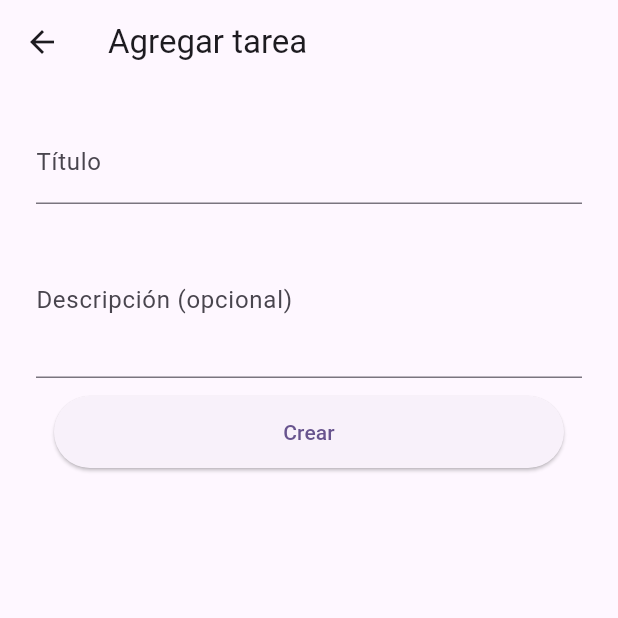
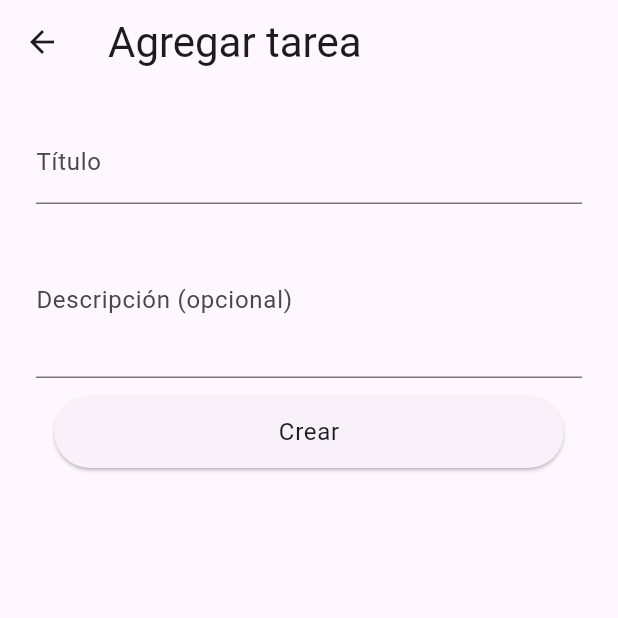
Before and after one commit to hectorvillag/todo_app_flutter, a Flutter app: the screen it shows after launch, after a tap on the "add" icon, on a phone screen of 412 x 824 dp, the top half of it. Run offline on Flutter 3.47's test engine with Material 3 defaults, Android fonts, the phone set to English and light mode, and no system bars; our stand-ins replace bloc, dartz, dropdown_button2, equatable, flutter_bloc, get_it and 3 more; missing offline and left inert: logger_plus; accounts and stored records are empty.

Commit message:
Agregar eliminacion de tareas

```diff
--- a/lib/features/home/home_screen.dart
+++ b/lib/features/home/home_screen.dart
@@ -17,7 +17,10 @@ class HomeScreen extends StatelessWidget {
       )..add(FetchTasksEvent()),
       child: Scaffold(
         appBar: AppBar(
-          title: const Text('Lista de tareas'),
+          title: Text(
+            'Lista de tareas',
+            style: Theme.of(context).textTheme.headlineMedium,
+          ),
         ),
         body: _body(),
         floatingActionButton: const FabAddTask(),
--- a/lib/features/home/tasks_list_view.dart
+++ b/lib/features/home/tasks_list_view.dart
@@ -28,6 +28,9 @@ class _TasksListViewState extends State<TasksListView> {
 
   @override
   Widget build(BuildContext context) {
+    if(widget.tasks.isEmpty){
+      return  Center(child: Text('Sin tareas!',style: Theme.of(context).textTheme.bodyLarge,));
+    }
     return Padding(
         padding: const EdgeInsets.symmetric(horizontal: 24.0),
         child: ListView(
--- a/lib/features/tasks_module/add_task/presentation/add_task_form.dart
+++ b/lib/features/tasks_module/add_task/presentation/add_task_form.dart
@@ -67,7 +67,7 @@ class _AddTaskFormState extends State<AddTaskForm> {
                   }
                   return ElevatedButton(
                     onPressed: submit,
-                    child: const Text('Crear'),
+                    child:  Text('Crear',style: Theme.of(context).textTheme.bodyLarge,),
                   );
                 },
               ),
--- a/lib/features/tasks_module/add_task/presentation/add_task_view.dart
+++ b/lib/features/tasks_module/add_task/presentation/add_task_view.dart
@@ -21,7 +21,8 @@ class _AddTaskViewState extends State<AddTaskView> {
       ),
       child: Scaffold(
         appBar: AppBar(
-          title: const Text('Agregar tarea'),
+          title: Text('Agregar tarea',
+              style: Theme.of(context).textTheme.headlineMedium),
         ),
         body: const SafeArea(
           child: Padding(
--- a/lib/features/tasks_module/tasks_di.dart
+++ b/lib/features/tasks_module/tasks_di.dart
@@ -1,4 +1,5 @@
 import 'package:todo_app_flutter/features/tasks_module/change_task_status/domain/change_task_status.dart';
+import 'package:todo_app_flutter/features/tasks_module/delete_task/domain/delete_task.dart';
 import 'package:todo_app_flutter/features/tasks_module/shared/domain/task_repository.dart';
 import 'package:todo_app_flutter/features/tasks_module/add_task/domain/add_task.dart';
 import 'package:todo_app_flutter/features/tasks_module/list_tasks/domain/fetch_tasks.dart';
@@ -14,4 +15,5 @@ void setupTasksDI() {
   serviceLocator.registerFactory(() => AddTask(serviceLocator(),serviceLocator()));
   serviceLocator.registerLazySingleton(() => ChangeTaskStatus(serviceLocator(), serviceLocator()));
   serviceLocator.registerLazySingleton(() => TasksStreamState());
+  serviceLocator.registerFactory(() => DeleteTask(serviceLocator(), serviceLocator()));
 }
--- a/lib/shared/colors.dart
+++ b/lib/shared/task_app_colors.dart
@@ -2,4 +2,8 @@ import 'package:flutter/material.dart';
 
 class TaskAppColors{
   static const shadow = Colors.grey;
+
+  static const taskBackground = Colors.white;
+
+  static const colorSchemeSeed = Colors.deepPurple;
 }
--- a/lib/todo_app.dart
+++ b/lib/todo_app.dart
@@ -1,5 +1,6 @@
 import 'package:flutter/material.dart';
 import 'package:todo_app_flutter/features/home/home_screen.dart';
+import 'package:todo_app_flutter/shared/task_app_colors.dart';
 
 class TodoApp extends StatelessWidget {
   const TodoApp({super.key});
@@ -9,7 +10,7 @@ class TodoApp extends StatelessWidget {
     return MaterialApp(
       title: 'Flutter Todo App',
       theme: ThemeData(
-        colorScheme: ColorScheme.fromSeed(seedColor: Colors.deepPurple),
+        colorScheme: ColorScheme.fromSeed(seedColor: TaskAppColors.colorSchemeSeed),
         useMaterial3: true,
       ),
       home: const HomeScreen(),
```
Also changed, not shown: lib/features/home/home_task_item.dart (+62 -5 lines), lib/features/tasks_module/delete_task/domain/delete_task.dart (added, +22 -0 lines), lib/features/tasks_module/delete_task/domain/error_deleting_task.dart (added, +7 -0 lines), lib/features/tasks_module/delete_task/presentation/delete_task_bloc/delete_task_bloc.dart (added, +30 -0 lines), lib/features/tasks_module/delete_task/presentation/delete_task_bloc/delete_task_event.dart (added, +15 -0 lines), lib/features/tasks_module/delete_task/presentation/delete_task_bloc/delete_task_state.dart (added, +14 -0 lines).
